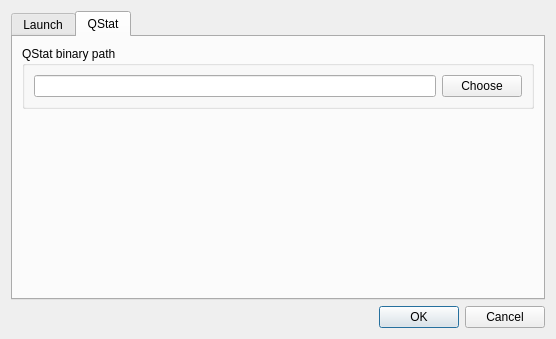
Above: src/optionsdialog.ui from navrocky/urtconnector before the change. Below: the same form after it.
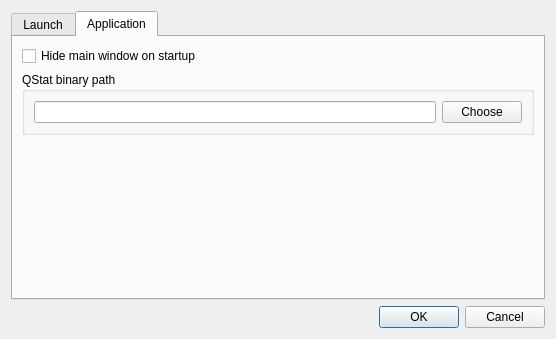
That is the form after the change. The open tabs and pages were chosen to show the change.

```diff
--- a/src/optionsdialog.ui
+++ b/src/optionsdialog.ui
@@ -167,17 +167,21 @@
      </widget>
      <widget class="QWidget" name="tab">
       <attribute name="title">
-       <string>QStat</string>
+       <string>Application</string>
       </attribute>
       <layout class="QVBoxLayout" name="verticalLayout_5">
+       <item>
+        <widget class="QCheckBox" name="hide_mainwindow_check">
+         <property name="text">
+          <string>Hide main window on startup</string>
+         </property>
+        </widget>
+       </item>
        <item>
         <widget class="QGroupBox" name="groupBox_3">
          <property name="title">
           <string>QStat binary path</string>
          </property>
-         <property name="flat">
-          <bool>true</bool>
-         </property>
          <layout class="QHBoxLayout" name="horizontalLayout_4">
           <item>
            <widget class="QLineEdit" name="qstat_binary_edit"/>
@@ -200,7 +204,7 @@
          <property name="sizeHint" stdset="0">
           <size>
            <width>20</width>
-           <height>183</height>
+           <height>164</height>
           </size>
          </property>
         </spacer>
```
Left out of the diff: 8 changed lines with no effect on the pictures.
